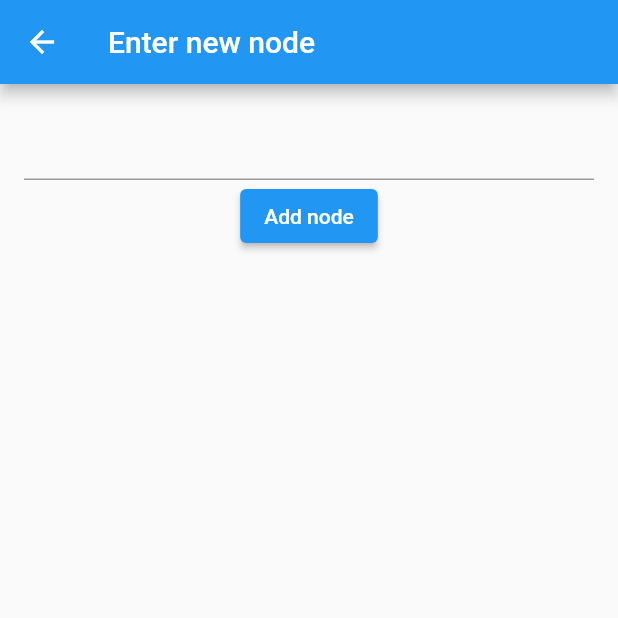
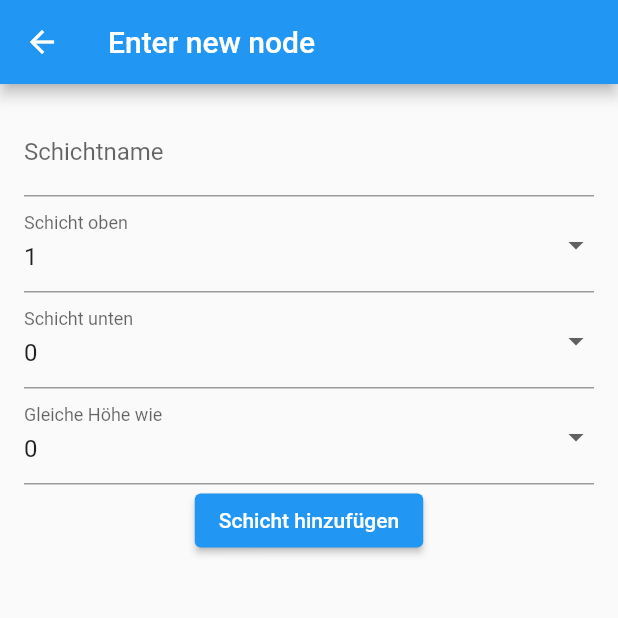
Before and after one commit to sigoetti/harrismatrix, a Flutter app: the NodeEntry screen opened directly, on a phone screen of 412 x 824 dp, the top half of it. Run offline on Flutter 3.47's test engine with Material 2 defaults, Android fonts, the light colour scheme and no system bars.

Commit message:
dummy entry field and dropdowns

```diff
--- a/lib/nodeEntry.dart
+++ b/lib/nodeEntry.dart
@@ -7,6 +7,8 @@ class NodeEntry extends StatefulWidget {
 
 class _NodeEntryState extends State<NodeEntry> {
   final myController = TextEditingController();
+  final _formKey = GlobalKey<FormState>();
+  String selected = "1";  //TODO: how to populate with real values? Creates side effect.
 
   @override
   void dispose() {
@@ -16,23 +18,76 @@ class _NodeEntryState extends State<NodeEntry> {
   }
 
   Widget build(BuildContext context) {
+    List<DropdownMenuItem<String>> getDropDownMenuItems() {
+      List<DropdownMenuItem<String>> items = [];
+      for (int i = 0; i < 5; i++) {
+        items.add(new DropdownMenuItem(
+            value: i.toString(), child: Text(i.toString())));
+      }
+      selected = items[0].value.toString();
+      return items;
+    }
+
     return Scaffold(
         appBar: AppBar(
           title: Text('Enter new node'),
         ),
         body: Padding(
             padding: const EdgeInsets.all(16.0),
+            child: Form(
+                key: _formKey,
                 child: Column(
                   children: [
-                TextField(
+                    TextFormField(
+                      decoration: InputDecoration(labelText: "Schichtname"),
                       controller: myController,
+                      validator: (value) {
+                        if (value == null || value.isEmpty) {
+                          return 'Bitte Schichtname eingeben';
+                        }
+                        return null;
+                      },
+                    ),
+                    DropdownButtonFormField(
+                      value: selected,
+                      decoration: InputDecoration(labelText: "Schicht oben"),
+                      items: getDropDownMenuItems(),
+                      onChanged: (value) {
+                        selected = value.toString();
+                      },
+                    ),
+                    DropdownButtonFormField(
+                      value: selected,
+                      decoration: InputDecoration(labelText: "Schicht unten"),
+                      hint: Text("please choose one"),
+                      items: getDropDownMenuItems(),
+                      onChanged: (value) {
+                        selected = value.toString();
+                      },
+                    ),
+                    DropdownButtonFormField(
+                      value: selected,
+                      decoration:
+                          InputDecoration(labelText: "Gleiche Höhe wie"),
+                      hint: Text("please choose one"),
+                      items: getDropDownMenuItems(),
+                      onChanged: (value) {
+                        selected = value.toString();
+                      },
                     ),
                     ElevatedButton(
                         onPressed: () {
+                          if (_formKey.currentState!.validate()) {
+                            //TODO: replace this with database entry
+                            ScaffoldMessenger.of(context).showSnackBar(
+                                SnackBar(content: Text('Processing Data')));
                             Navigator.pop(context);
+                          } else {
+                            SnackBar(content: Text('Add some text!'));
+                          }
                         },
-                    child: Text('Add node'))
+                        child: Text('Schicht hinzufügen'))
                   ],
-            )));
+                ))));
   }
 }
```
Lines whose indentation alone changed are shown as unchanged.
